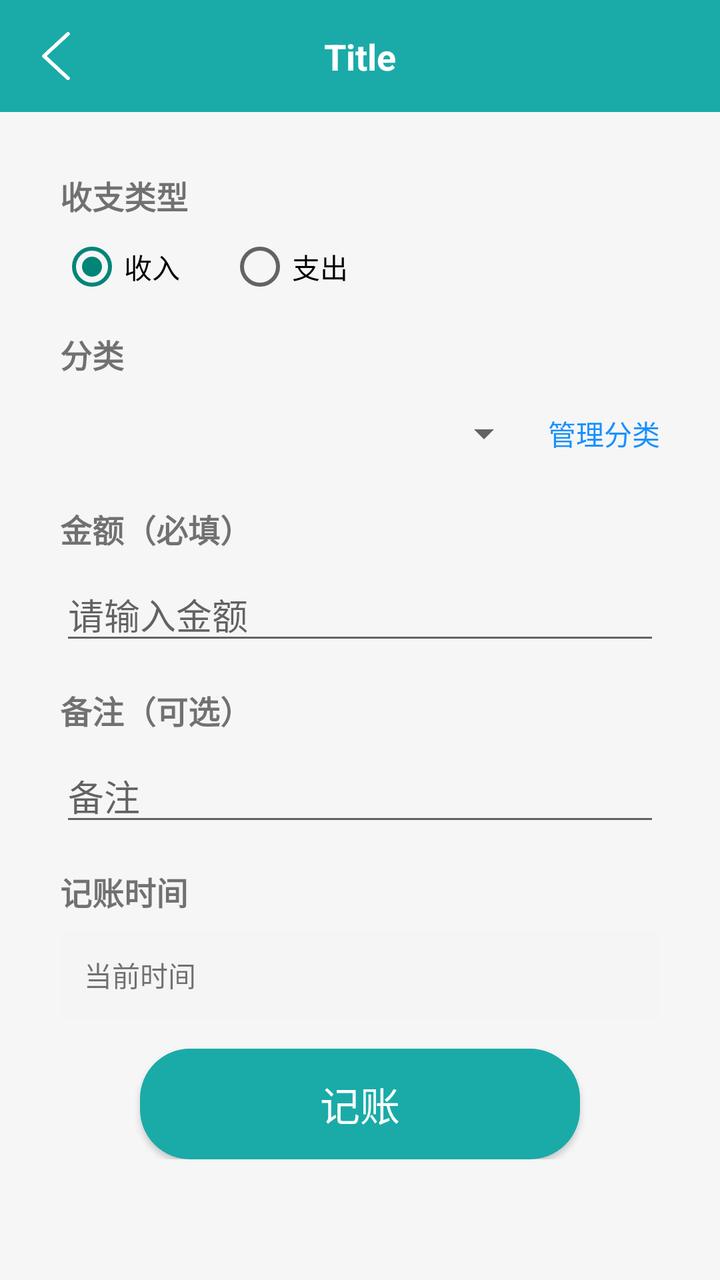
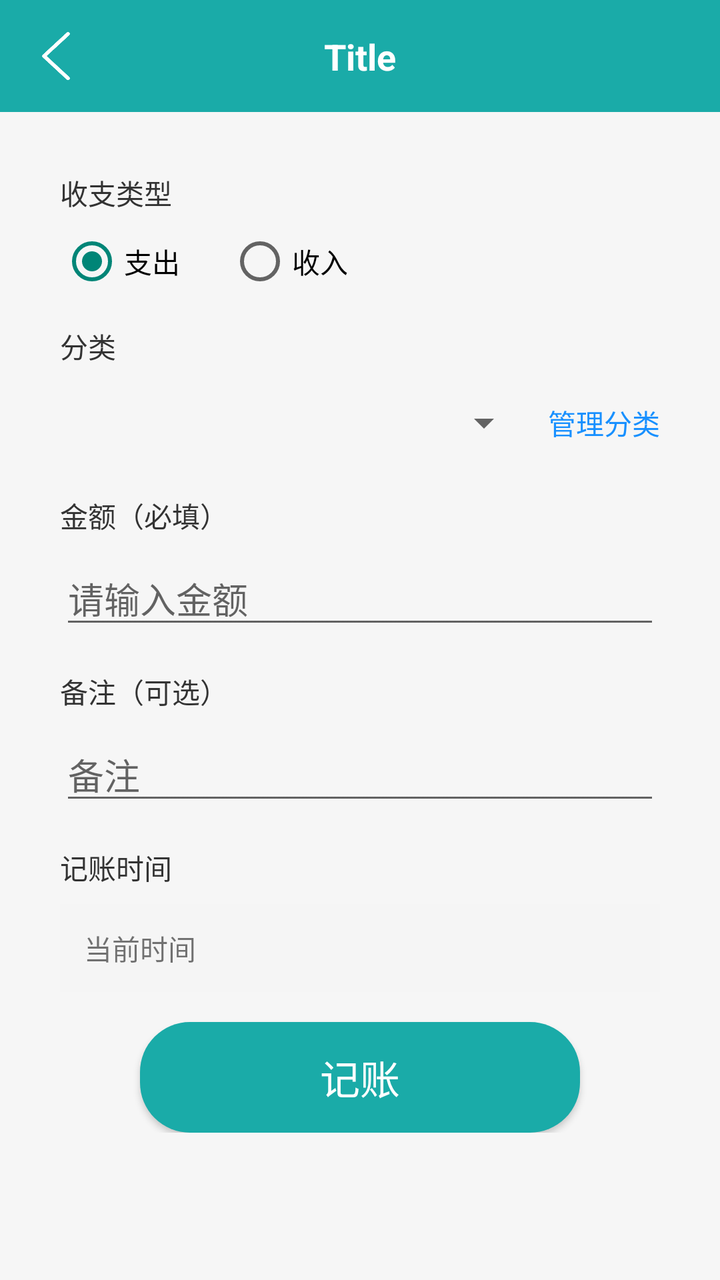

Screens rendered from an Android XML layout before and after an edit, with the pre-edit source and the edit as a unified diff.
<!-- AndroidManifest.xml: application theme Theme.Note -->
<!-- res/layout/fragment_bill_add.xml -->
<?xml version="1.0" encoding="utf-8"?>
<layout xmlns:android="http://schemas.android.com/apk/res/android">

    <ScrollView
        android:layout_width="match_parent"
        android:layout_height="match_parent"
        android:fillViewport="true"
        android:background="@color/main_grey_bg">

        <LinearLayout
            android:layout_width="match_parent"
            android:layout_height="wrap_content"
            android:orientation="vertical">

            <include
                android:id="@+id/includeToolbar"
                layout="@layout/item_toolbar" />

            <LinearLayout
                android:layout_width="match_parent"
                android:layout_height="wrap_content"
                android:orientation="vertical"
                android:padding="30dp">

                <TextView
                    android:layout_width="wrap_content"
                    android:layout_height="wrap_content"
                    android:text="收支类型"
                    android:textSize="16sp"
                    android:textStyle="bold" />

                <RadioGroup
                    android:id="@+id/rgType"
                    android:layout_width="match_parent"
                    android:layout_height="wrap_content"
                    android:layout_marginTop="8dp"
                    android:orientation="horizontal">

                    <RadioButton
                        android:id="@+id/rbIncome"
                        android:layout_width="wrap_content"
                        android:layout_height="wrap_content"
                        android:text="收入"
                        android:checked="true" />

                    <RadioButton
                        android:id="@+id/rbExpense"
                        android:layout_width="wrap_content"
                        android:layout_height="wrap_content"
                        android:layout_marginStart="24dp"
                        android:text="支出" />
                </RadioGroup>

                <TextView
                    android:layout_width="wrap_content"
                    android:layout_height="wrap_content"
                    android:layout_marginTop="16dp"
                    android:text="分类"
                    android:textSize="16sp"
                    android:textStyle="bold" />

                <LinearLayout
                    android:layout_width="match_parent"
                    android:layout_height="wrap_content"
                    android:layout_marginTop="8dp"
                    android:orientation="horizontal"
                    android:gravity="center_vertical">

                    <Spinner
                        android:id="@+id/spCategory"
                        android:layout_width="0dp"
                        android:layout_height="40dp"
                        android:layout_weight="1" />

                    <TextView
                        android:id="@+id/tvManageCategory"
                        android:layout_width="wrap_content"
                        android:layout_height="wrap_content"
                        android:layout_marginStart="8dp"
                        android:text="管理分类"
                        android:textColor="#1890FF"
                        android:textSize="14sp" />
                </LinearLayout>

                <TextView
                    android:layout_width="wrap_content"
                    android:layout_height="wrap_content"
                    android:layout_marginTop="16dp"
                    android:text="金额（必填）"
                    android:textSize="16sp"
                    android:textStyle="bold" />

                <EditText
                    android:id="@+id/etAmount"
                    android:layout_width="match_parent"
                    android:layout_height="wrap_content"
                    android:layout_marginTop="8dp"
                    android:hint="请输入金额"
                    android:inputType="numberDecimal"
                    android:maxLines="1" />

                <TextView
                    android:layout_width="wrap_content"
                    android:layout_height="wrap_content"
                    android:layout_marginTop="16dp"
                    android:text="备注（可选）"
                    android:textSize="16sp"
                    android:textStyle="bold" />

                <EditText
                    android:id="@+id/etRemark"
                    android:layout_width="match_parent"
                    android:layout_height="wrap_content"
                    android:layout_marginTop="8dp"
                    android:hint="备注"
                    android:maxLines="3"
                    android:gravity="top" />

                <TextView
                    android:layout_width="wrap_content"
                    android:layout_height="wrap_content"
                    android:layout_marginTop="16dp"
                    android:text="记账时间"
                    android:textSize="16sp"
                    android:textStyle="bold" />

                <TextView
                    android:id="@+id/tvRecordTime"
                    android:layout_width="match_parent"
                    android:layout_height="44dp"
                    android:layout_marginTop="8dp"
                    android:background="#F5F5F5"
                    android:gravity="center_vertical"
                    android:paddingHorizontal="12dp"
                    android:text="当前时间" />

                <Button
                    android:id="@+id/btnSave"
                    android:layout_width="match_parent"
                    android:layout_height="wrap_content"
                    android:gravity="center"
                    android:text="记账"
                    android:textColor="@color/white"
                    android:textSize="20sp"
                    android:background="@drawable/bg_button"
                    android:paddingVertical="13dp"
                    android:layout_marginHorizontal="40dp"
                    android:layout_marginTop="15dp" />

            </LinearLayout>
        </LinearLayout>
    </ScrollView>
</layout>
<!-- res/layout/item_toolbar.xml (included above) -->
<?xml version="1.0" encoding="utf-8"?>
<LinearLayout
    xmlns:android="http://schemas.android.com/apk/res/android"
    xmlns:app="http://schemas.android.com/apk/res-auto"
    android:layout_width="match_parent"
    android:layout_height="wrap_content"
    android:orientation="vertical"
    android:background="?attr/colorPrimary">

    
    <View
        android:id="@+id/statusBarSpacer"
        android:layout_width="match_parent"
        android:layout_height="0dp" />

    
    <androidx.constraintlayout.widget.ConstraintLayout
        android:layout_width="match_parent"
        android:layout_height="56dp"
        android:background="@color/main_color">

        <ImageView
            android:id="@+id/ivBack"
            android:layout_width="40dp"
            android:layout_height="40dp"
            android:layout_marginStart="8dp"
            android:padding="8dp"
            android:src="@drawable/ic_back"
            app:layout_constraintBottom_toBottomOf="parent"
            app:layout_constraintStart_toStartOf="parent"
            app:layout_constraintTop_toTopOf="parent"/>

        <TextView
            android:id="@+id/tvTitle"
            android:layout_width="0dp"
            android:layout_height="wrap_content"
            android:ellipsize="end"
            android:gravity="center"
            android:maxLines="1"
            android:text="Title"
            android:textColor="@android:color/white"
            android:textSize="18sp"
            android:textStyle="bold"
            android:layout_marginStart="56dp"
            android:layout_marginEnd="56dp"
            app:layout_constraintBottom_toBottomOf="@id/ivBack"
            app:layout_constraintEnd_toEndOf="parent"
            app:layout_constraintStart_toStartOf="parent"
            app:layout_constraintTop_toTopOf="@id/ivBack"/>
    </androidx.constraintlayout.widget.ConstraintLayout>

</LinearLayout>
<!-- resources referenced by this layout -->
<resources>
  <color name="main_color">#1AABA8</color>
  <color name="main_grey_bg">#f6f6f6</color>
  <color name="white">#FFFFFF</color>
  <!-- drawable bg_button (drawable) -->
  <?xml version="1.0" encoding="utf-8"?>
  <shape xmlns:android="http://schemas.android.com/apk/res/android">
  
      <corners android:radius="25dp"/>
  
      <solid android:color="@color/main_color"/>
  </shape>
  <!-- drawable ic_back: png bitmap (drawable, 2843 bytes) -->
  <style name="Theme.Note" parent="Theme.AppCompat.Light.NoActionBar" />
</resources>

<!-- the commit's change to res/layout/fragment_bill_add.xml (unified diff, before → after) -->
@@ -26,8 +26,8 @@
                     android:layout_width="wrap_content"
                     android:layout_height="wrap_content"
                     android:text="收支类型"
-                    android:textSize="16sp"
-                    android:textStyle="bold" />
+                    android:textColor="#333333"
+                    android:textSize="14sp" />
 
                 <RadioGroup
                     android:id="@+id/rgType"
@@ -35,20 +35,22 @@
                     android:layout_height="wrap_content"
                     android:layout_marginTop="8dp"
                     android:orientation="horizontal">
+
+                    <RadioButton
+                        android:id="@+id/rbExpense"
+                        android:layout_width="wrap_content"
+                        android:layout_height="wrap_content"
+                        android:checked="true"
+                        android:text="支出" />
 
                     <RadioButton
                         android:id="@+id/rbIncome"
                         android:layout_width="wrap_content"
                         android:layout_height="wrap_content"
                         android:text="收入"
-                        android:checked="true" />
-
-                    <RadioButton
-                        android:id="@+id/rbExpense"
-                        android:layout_width="wrap_content"
-                        android:layout_height="wrap_content"
                         android:layout_marginStart="24dp"
-                        android:text="支出" />
+                        />
+
                 </RadioGroup>
 
                 <TextView
@@ -56,8 +58,8 @@
                     android:layout_height="wrap_content"
                     android:layout_marginTop="16dp"
                     android:text="分类"
-                    android:textSize="16sp"
-                    android:textStyle="bold" />
+                    android:textColor="#333333"
+                    android:textSize="14sp" />
 
                 <LinearLayout
                     android:layout_width="match_parent"
@@ -87,8 +89,8 @@
                     android:layout_height="wrap_content"
                     android:layout_marginTop="16dp"
                     android:text="金额（必填）"
-                    android:textSize="16sp"
-                    android:textStyle="bold" />
+                    android:textColor="#333333"
+                    android:textSize="14sp" />
 
                 <EditText
                     android:id="@+id/etAmount"
@@ -104,8 +106,8 @@
                     android:layout_height="wrap_content"
                     android:layout_marginTop="16dp"
                     android:text="备注（可选）"
-                    android:textSize="16sp"
-                    android:textStyle="bold" />
+                    android:textColor="#333333"
+                    android:textSize="14sp" />
 
                 <EditText
                     android:id="@+id/etRemark"
@@ -121,8 +123,8 @@
                     android:layout_height="wrap_content"
                     android:layout_marginTop="16dp"
                     android:text="记账时间"
-                    android:textSize="16sp"
-                    android:textStyle="bold" />
+                    android:textColor="#333333"
+                    android:textSize="14sp" />
 
                 <TextView
                     android:id="@+id/tvRecordTime"
